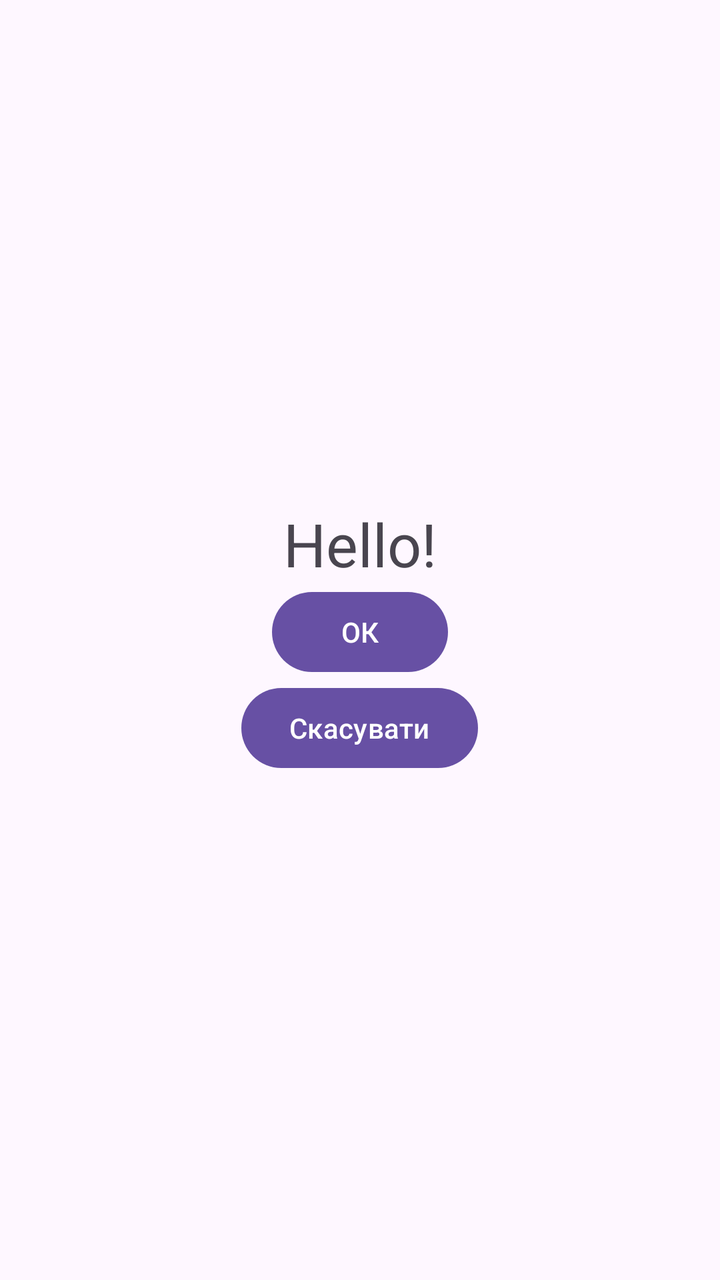
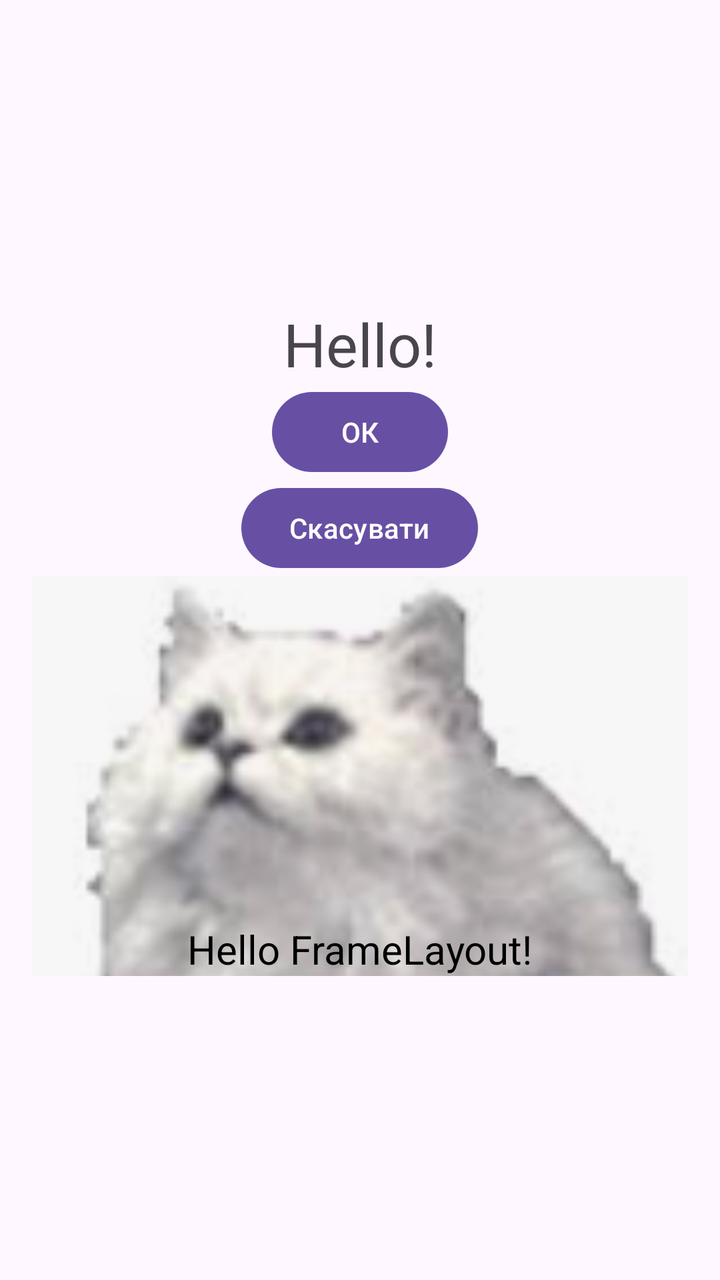

Compare the two renders of this Android layout. The source of the first and the diff that turns it into the second are given below.
<!-- AndroidManifest.xml: application theme Theme.LearnTestComplete -->
<!-- res/layout/activity_learn_layouts.xml -->
<?xml version="1.0" encoding="utf-8"?>
<androidx.constraintlayout.widget.ConstraintLayout xmlns:android="http://schemas.android.com/apk/res/android"
    android:layout_width="match_parent"
    android:layout_height="match_parent">

    <LinearLayout
        xmlns:android="http://schemas.android.com/apk/res/android"
        android:layout_width="match_parent"
        android:layout_height="match_parent"
        android:orientation="vertical"
        android:gravity="center"
        android:padding="16dp">

        <TextView
            android:layout_width="wrap_content"
            android:layout_height="wrap_content"
            android:textSize="30sp"
            android:text="Hello!" />

        <Button
            android:layout_width="wrap_content"
            android:layout_height="wrap_content"
            android:text="ОК" />

        <Button
            android:layout_width="wrap_content"
            android:layout_height="wrap_content"
            android:text="Скасувати" />

    </LinearLayout>


</androidx.constraintlayout.widget.ConstraintLayout>
<!-- resources referenced by this layout -->
<resources>
  <style name="Theme.LearnTestComplete" parent="Base.Theme.LearnTestComplete" />
  <style name="Base.Theme.LearnTestComplete" parent="Theme.Material3.DayNight.NoActionBar">
          
          
      </style>
</resources>

<!-- the commit's change to res/layout/activity_learn_layouts.xml (unified diff, before → after) -->
@@ -4,7 +4,6 @@
     android:layout_height="match_parent">
 
     <LinearLayout
-        xmlns:android="http://schemas.android.com/apk/res/android"
         android:layout_width="match_parent"
         android:layout_height="match_parent"
         android:orientation="vertical"
@@ -27,6 +26,26 @@
             android:layout_height="wrap_content"
             android:text="Скасувати" />
 
+        <FrameLayout
+            android:layout_width="match_parent"
+            android:layout_height="200dp"
+            android:background="#E0E0E0">
+
+            <ImageView
+                android:layout_width="match_parent"
+                android:layout_height="match_parent"
+                android:scaleType="centerCrop"
+                android:src="@drawable/cat" />
+
+            <TextView
+                android:layout_width="wrap_content"
+                android:layout_height="wrap_content"
+                android:text="Hello FrameLayout!"
+                android:textColor="#000000"
+                android:textSize="20sp"
+                android:layout_gravity="center|bottom"/>
+        </FrameLayout>
+
     </LinearLayout>
 
 
<!-- resource entries referenced after the edit -->
@@ -1,5 +1,6 @@
 <!-- resources referenced by this layout -->
 <resources>
+  <!-- drawable cat: png bitmap (drawable, 18583 bytes) -->
   <style name="Theme.LearnTestComplete" parent="Base.Theme.LearnTestComplete" />
   <style name="Base.Theme.LearnTestComplete" parent="Theme.Material3.DayNight.NoActionBar">
           
